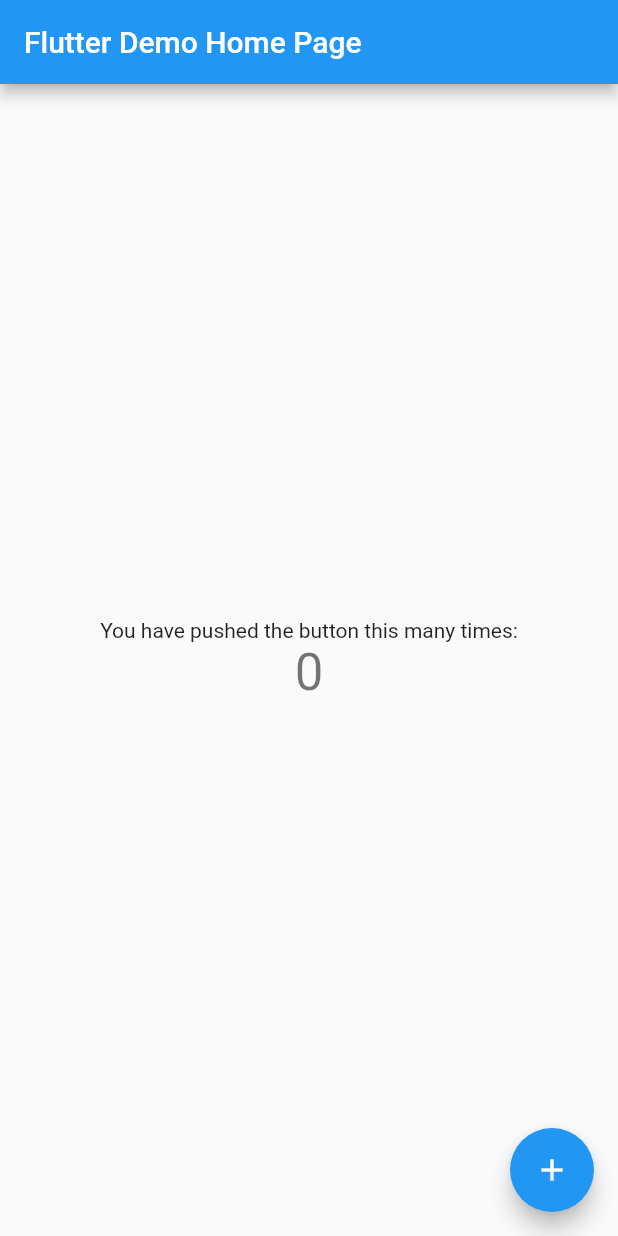
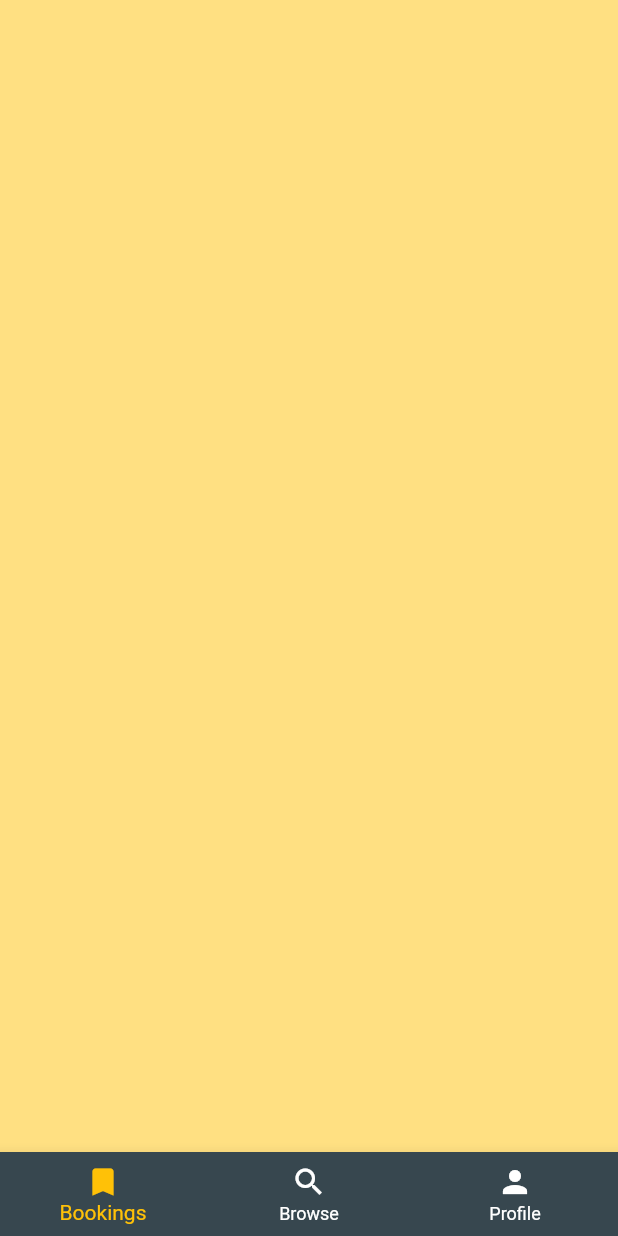
Before and after one commit to stefanhans/gcp-serverless-b8e-frontend, a Flutter app: the screen it shows after launch, on a phone screen of 412 x 824 dp. Run offline on Flutter 3.47's test engine with Material 2 defaults, Android fonts, the phone set to English and light mode, and no system bars.

Commit message:
add color theme for app and tabbar in main.dart

```diff
--- a/frontend/lib/main.dart
+++ b/frontend/lib/main.dart
@@ -1,117 +1,82 @@
 import 'package:flutter/material.dart';
 
 void main() {
-  runApp(MyApp());
+  runApp(BookAShare());
 }
 
-class MyApp extends StatelessWidget {
-  // This widget is the root of your application.
+class BookAShare extends StatelessWidget {
   @override
   Widget build(BuildContext context) {
     return MaterialApp(
-      title: 'Flutter Demo',
+      title:
+          'BookAShare', //TODO: replace hard coded strings with references to SID's
       theme: ThemeData(
-        // This is the theme of your application.
-        //
-        // Try running your application with "flutter run". You'll see the
-        // application has a blue toolbar. Then, without quitting the app, try
-        // changing the primarySwatch below to Colors.green and then invoke
-        // "hot reload" (press "r" in the console where you ran "flutter run",
-        // or simply save your changes to "hot reload" in a Flutter IDE).
-        // Notice that the counter didn't reset back to zero; the application
-        // is not restarted.
-        primarySwatch: Colors.blue,
-        // This makes the visual density adapt to the platform that you run
-        // the app on. For desktop platforms, the controls will be smaller and
-        // closer together (more dense) than on mobile platforms.
+        primaryColor: Colors.amber,
+        canvasColor: Colors.blueGrey.shade800,
+        accentColor: Colors.white,
         visualDensity: VisualDensity.adaptivePlatformDensity,
+        backgroundColor: Colors.amber.shade200,
       ),
-      home: MyHomePage(title: 'Flutter Demo Home Page'),
+      home: MainTabPageWidget(),
     );
   }
 }
 
-class MyHomePage extends StatefulWidget {
-  MyHomePage({Key key, this.title}) : super(key: key);
-
-  // This widget is the home page of your application. It is stateful, meaning
-  // that it has a State object (defined below) that contains fields that affect
-  // how it looks.
-
-  // This class is the configuration for the state. It holds the values (in this
-  // case the title) provided by the parent (in this case the App widget) and
-  // used by the build method of the State. Fields in a Widget subclass are
-  // always marked "final".
-
-  final String title;
-
+class MainTabPageWidget extends StatefulWidget {
   @override
-  _MyHomePageState createState() => _MyHomePageState();
+  _MainTaps createState() {
+    final mainTaps = _MainTaps();
+    mainTaps.tapViews.addAll([
+      //TODO: fill with actual features
+      SizedBox.shrink(),
+      SizedBox.shrink(),
+      SizedBox.shrink(),
+    ]);
+    return mainTaps;
+  }
 }
 
-class _MyHomePageState extends State<MyHomePage> {
-  int _counter = 0;
-
-  void _incrementCounter() {
-    setState(() {
-      // This call to setState tells the Flutter framework that something has
-      // changed in this State, which causes it to rerun the build method below
-      // so that the display can reflect the updated values. If we changed
-      // _counter without calling setState(), then the build method would not be
-      // called again, and so nothing would appear to happen.
-      _counter++;
-    });
-  }
+class _MainTaps extends State<MainTabPageWidget> {
+  int tabIndex = 0;
+  List<Widget> tapViews = [];
 
   @override
   Widget build(BuildContext context) {
-    // This method is rerun every time setState is called, for instance as done
-    // by the _incrementCounter method above.
-    //
-    // The Flutter framework has been optimized to make rerunning build methods
-    // fast, so that you can just rebuild anything that needs updating rather
-    // than having to individually change instances of widgets.
-    return Scaffold(
-      appBar: AppBar(
-        // Here we take the value from the MyHomePage object that was created by
-        // the App.build method, and use it to set our appbar title.
-        title: Text(widget.title),
-      ),
-      body: Center(
-        // Center is a layout widget. It takes a single child and positions it
-        // in the middle of the parent.
-        child: Column(
-          // Column is also a layout widget. It takes a list of children and
-          // arranges them vertically. By default, it sizes itself to fit its
-          // children horizontally, and tries to be as tall as its parent.
-          //
-          // Invoke "debug painting" (press "p" in the console, choose the
-          // "Toggle Debug Paint" action from the Flutter Inspector in Android
-          // Studio, or the "Toggle Debug Paint" command in Visual Studio Code)
-          // to see the wireframe for each widget.
-          //
-          // Column has various properties to control how it sizes itself and
-          // how it positions its children. Here we use mainAxisAlignment to
-          // center the children vertically; the main axis here is the vertical
-          // axis because Columns are vertical (the cross axis would be
-          // horizontal).
-          mainAxisAlignment: MainAxisAlignment.center,
-          children: <Widget>[
-            Text(
-              'You have pushed the button this many times:',
+    final theme = Theme.of(context);
+    return MaterialApp(
+      home: Scaffold(
+        body: IndexedStack(
+          index: tabIndex,
+          children: tapViews,
+        ),
+        bottomNavigationBar: BottomNavigationBar(
+          backgroundColor: theme.canvasColor,
+          selectedItemColor: theme.primaryColor,
+          unselectedItemColor: theme.accentColor,
+          currentIndex: tabIndex,
+          onTap: (index) {
+            setState(() {
+              tabIndex = index;
+            });
+          },
+          items: [
+            //TODO: replace hard coded titles with references to SID's
+            BottomNavigationBarItem(
+              icon: Icon(Icons.bookmark),
+              title: Text('Bookings'),
             ),
-            Text(
-              '$_counter',
-              style: Theme.of(context).textTheme.headline4,
+            BottomNavigationBarItem(
+              icon: Icon(Icons.search),
+              title: Text('Browse'),
+            ),
+            BottomNavigationBarItem(
+              icon: Icon(Icons.person),
+              title: Text('Profile'),
             ),
           ],
         ),
+        backgroundColor: theme.backgroundColor,
       ),
-      floatingActionButton: FloatingActionButton(
-        onPressed: _incrementCounter,
-        tooltip: 'Increment',
-        child: Icon(Icons.add),
-      ), // This trailing comma makes auto-formatting nicer for build methods.
     );
   }
 }
```
